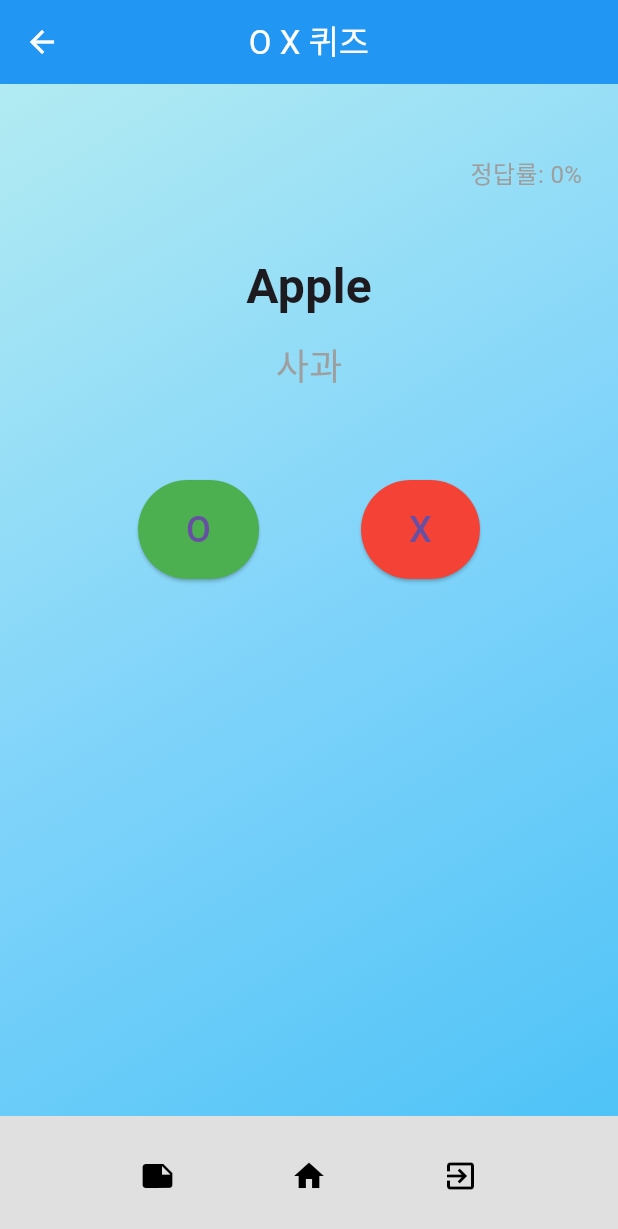
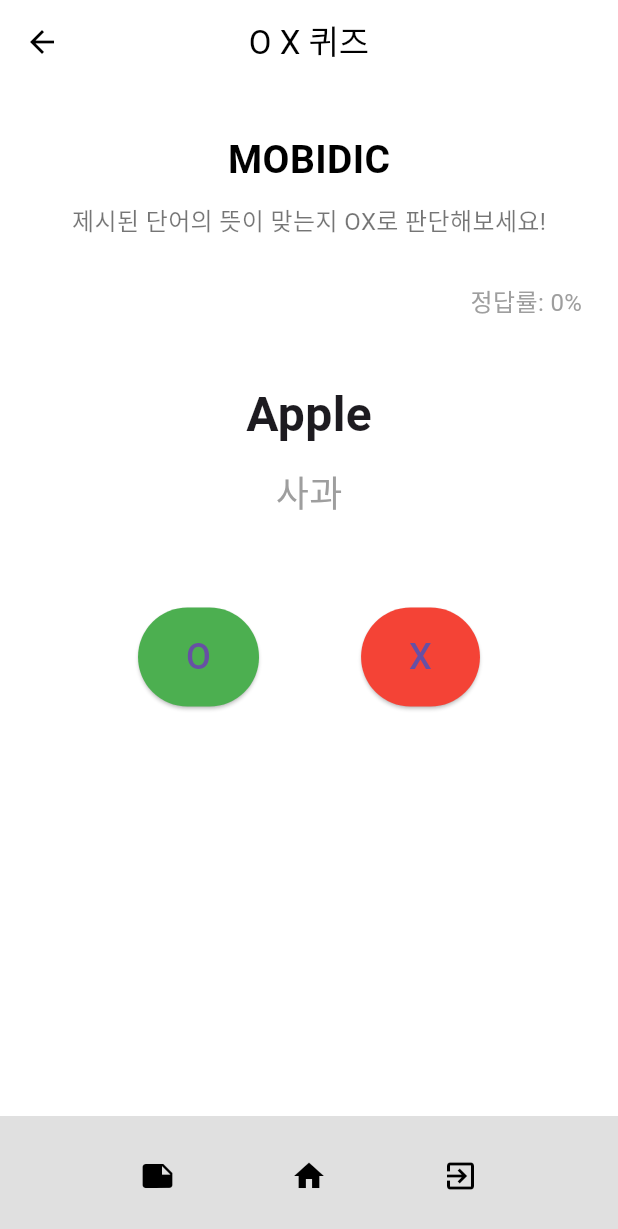
Before and after one commit to kthowns/mobile-dictionary, a Flutter app: the OXQuizPage screen opened by its route, on a phone screen of 412 x 824 dp. Shown: the top 1229 px of the screen. Run offline on Flutter 3.47's test engine with Material 3 defaults, Android fonts, the phone set to English and light mode, and no system bars.

Commit message:
fix: OX퀴즈 UI수정 - 상단에 어플 이름 삽입 - 퀴즈 부연 설명 삽입 - 퀴즈 페이지 이름 삽입

```diff
--- a/mobidic_flutter/lib/OX_Quiz.dart
+++ b/mobidic_flutter/lib/OX_Quiz.dart
@@ -39,14 +39,39 @@ class _OXQuizPageState extends State<OXQuizPage> {
                 if (currentIndex < quizList.length - 1) {
                   currentIndex++;
                 } else {
-                  ScaffoldMessenger.of(context).showSnackBar(
-                    const SnackBar(content: Text("퀴즈 완료!")),
-                  );
+                  _showCompletionDialog(); // ✅ 마지막 문제 시 결과 다이얼로그
                 }
               });
             },
             child: const Text("다음 문제"),
           ),
+        ],
+      ),
+    );
+  }
+
+  void _showCompletionDialog() {
+    int wrongAnswers = totalAttempts - correctAnswers;
+    double percent = totalAttempts == 0 ? 0 : (correctAnswers / totalAttempts) * 100;
+
+    showDialog(
+      context: context,
+      builder: (_) => AlertDialog(
+        title: const Text("🎉 퀴즈 완료!"),
+        content: Column(
+          mainAxisSize: MainAxisSize.min,
+          children: [
+            Text("총 문제 수: $totalAttempts"),
+            Text("정답 수: $correctAnswers"),
+            Text("오답 수: $wrongAnswers"),
+            Text("정답률: ${percent.toStringAsFixed(1)}%"),
+          ],
+        ),
+        actions: [
+          TextButton(
+            onPressed: () => Navigator.pop(context),
+            child: const Text("닫기"),
+          )
         ],
       ),
     );
@@ -63,31 +88,37 @@ class _OXQuizPageState extends State<OXQuizPage> {
     final currentQuiz = quizList[currentIndex];
 
     return Scaffold(
+      backgroundColor: Colors.white, // ✅ 배경 흰색
       appBar: AppBar(
         title: const Text('O X 퀴즈'),
         centerTitle: true,
-        backgroundColor: Colors.blue,
-        foregroundColor: Colors.white,
+        backgroundColor: Colors.white,
+        foregroundColor: Colors.black,
+        elevation: 0,
       ),
-      body: Container(
-        width: double.infinity,
-        height: double.infinity,
-        decoration: const BoxDecoration(
-          gradient: LinearGradient(
-            colors: [
-              Color(0xFFb2ebf2),
-              Color(0xFF81d4fa),
-              Color(0xFF4fc3f7),
-            ],
-            begin: Alignment.topLeft,
-            end: Alignment.bottomRight,
-          ),
-        ),
-        child: Padding(
-          padding: const EdgeInsets.symmetric(horizontal: 24.0, vertical: 48),
+      body: Padding(
+        padding: const EdgeInsets.symmetric(horizontal: 24.0, vertical: 32),
         child: Column(
           crossAxisAlignment: CrossAxisAlignment.start,
           children: [
+            const Center(
+              child: Text(
+                'MOBIDIC',
+                style: TextStyle(
+                  fontSize: 26,
+                  fontWeight: FontWeight.bold,
+                  color: Colors.black,
+                ),
+              ),
+            ),
+            const SizedBox(height: 10),
+            const Center(
+              child: Text(
+                '제시된 단어의 뜻이 맞는지 OX로 판단해보세요!',
+                style: TextStyle(fontSize: 16, color: Colors.black54),
+              ),
+            ),
+            const SizedBox(height: 30),
             Align(
               alignment: Alignment.centerRight,
               child: Text(
@@ -133,16 +164,7 @@ class _OXQuizPageState extends State<OXQuizPage> {
                 ),
               ],
             ),
-              const SizedBox(height: 40),
-              if (currentIndex == quizList.length - 1 && totalAttempts == quizList.length)
-                const Center(
-                  child: Text(
-                    "🎉 퀴즈 완료!",
-                    style: TextStyle(fontSize: 20, fontWeight: FontWeight.bold),
-                  ),
-                ),
           ],
-          ),
         ),
       ),
       bottomNavigationBar: BottomAppBar(
```
Lines whose indentation alone changed are shown as unchanged.
